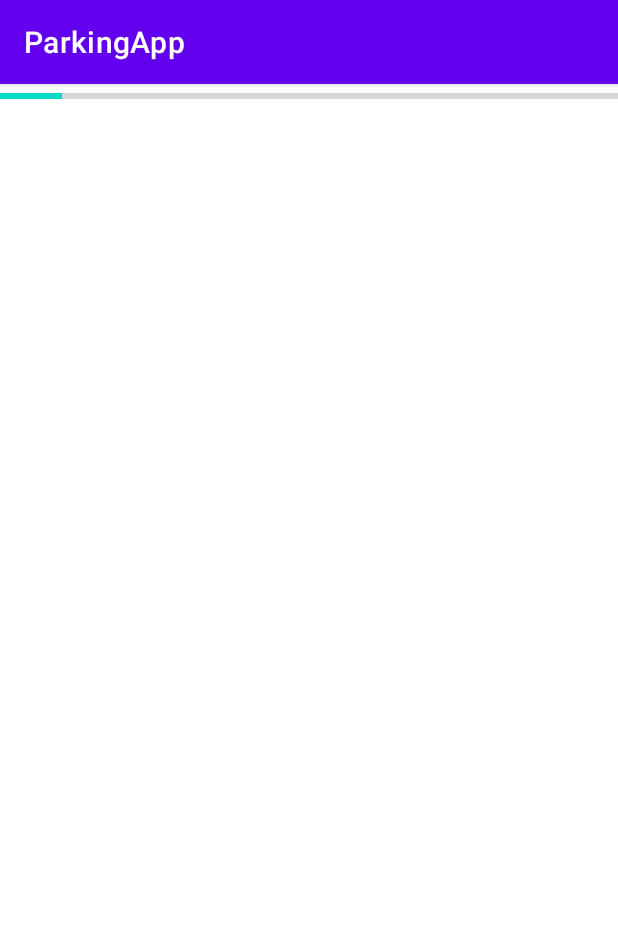
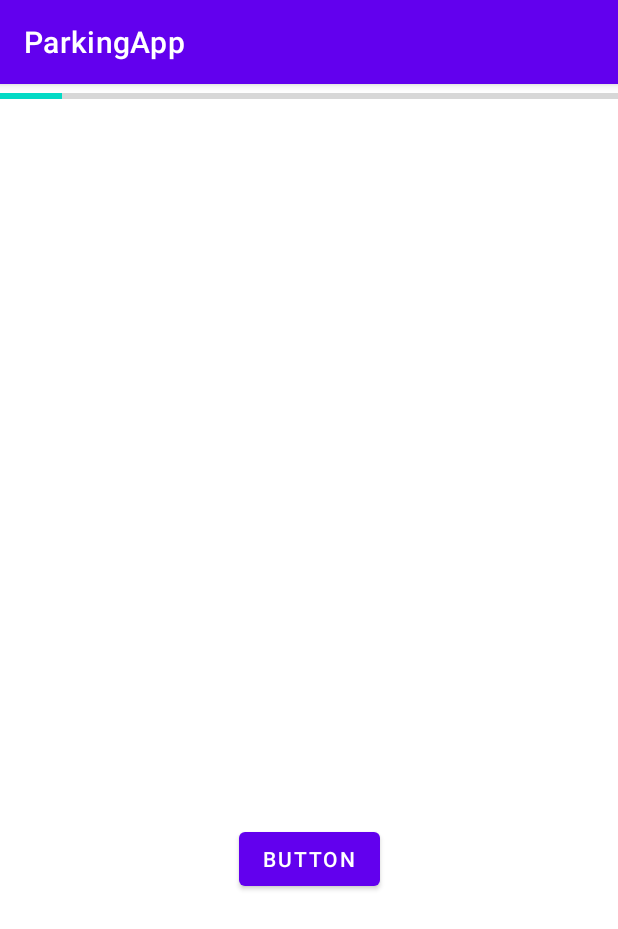
Before and after one commit to PatriciaDeCarvalho/ParkingApp, an Android app: the screen it shows after launch (MainActivity), on a phone screen of 412 x 824 dp. Shown: the top 929 px of the screen. Run offline under Robolectric (Android 15) with nearby library versions, the phone set to English and light mode, and no system bars.

Commit message:
Feature: testing botón

```diff
--- a/app/src/main/res/layout/activity_main.xml
+++ b/app/src/main/res/layout/activity_main.xml
@@ -7,6 +7,7 @@
     tools:context=".MainActivity">
 
     <androidx.recyclerview.widget.RecyclerView
+        android:id="@+id/recyclerView"
         android:layout_width="409dp"
         android:layout_height="713dp"
         android:layout_marginTop="50dp"
@@ -19,10 +20,20 @@
         android:id="@+id/progressBar"
         style="?android:attr/progressBarStyleHorizontal"
         android:layout_width="0dp"
+        android:layout_height="wrap_content"
         android:progress="10"
-        android:layout_height="wrap_content"
         app:layout_constraintEnd_toEndOf="parent"
         app:layout_constraintStart_toStartOf="parent"
         app:layout_constraintTop_toTopOf="parent" />
 
+    <Button
+        android:id="@+id/button"
+        android:layout_width="wrap_content"
+        android:layout_height="wrap_content"
+        android:layout_marginBottom="227dp"
+        android:text="Button"
+        app:layout_constraintBottom_toBottomOf="parent"
+        app:layout_constraintEnd_toEndOf="parent"
+        app:layout_constraintStart_toStartOf="parent" />
+
 </androidx.constraintlayout.widget.ConstraintLayout>
```
